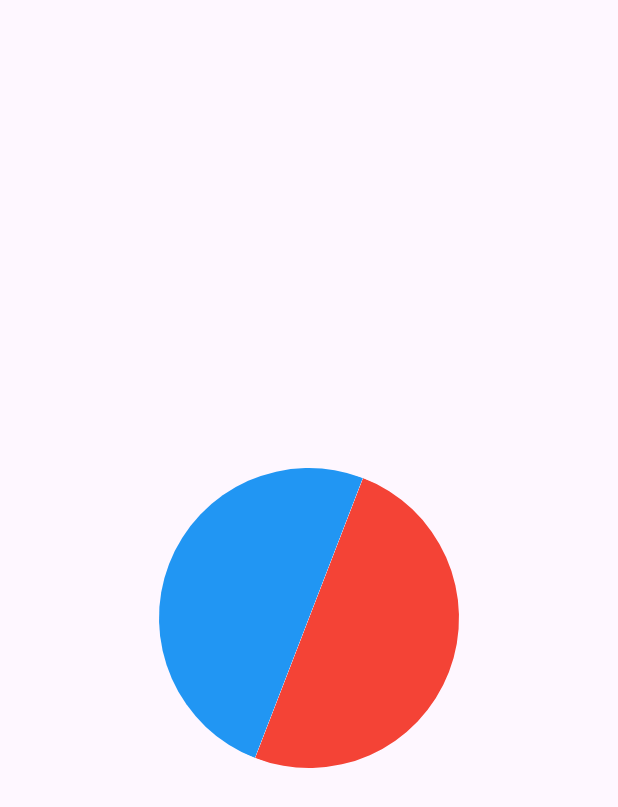
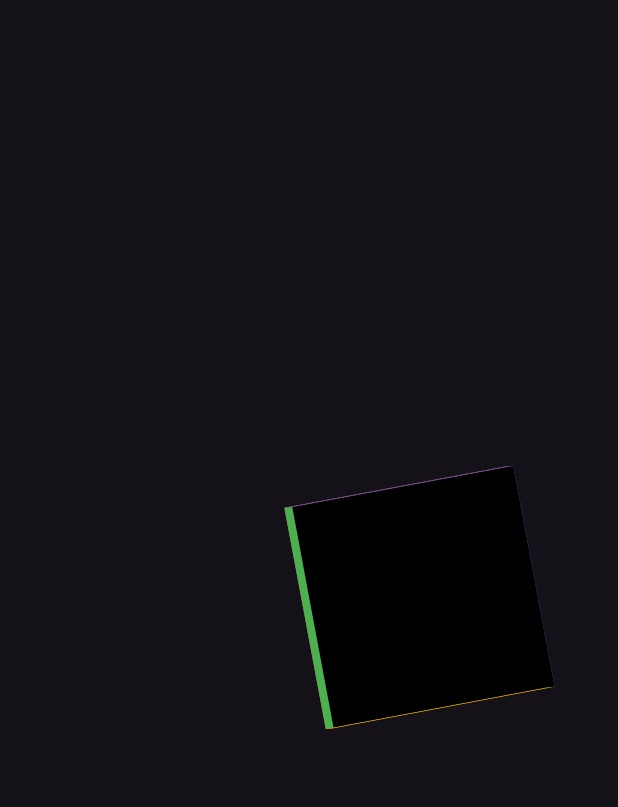
Before and after one commit to khanadnan10/flutter-animation, a Flutter app: the screen it shows after launch, on a phone screen of 412 x 824 dp. Shown: the top 807 px of the screen. Run offline on Flutter 3.47's test engine with Material 3 defaults, Android fonts, the phone set to English and light mode, and no system bars.

Commit message:
3d animation

```diff
--- a/lib/3dAnimation.dart
+++ /dev/null
@@ -1,19 +0,0 @@
-import 'package:flutter/material.dart';
-
-class ThreeDAnimation extends StatefulWidget {
-  const ThreeDAnimation({super.key});
-
-  @override
-  State<ThreeDAnimation> createState() => _ThreeDAnimationState();
-}
-
-class _ThreeDAnimationState extends State<ThreeDAnimation> {
-  @override
-  Widget build(BuildContext context) {
-    return Scaffold(
-      body: Center(
-        child: Container(),
-      ),
-    );
-  }
-}
--- /dev/null
+++ b/lib/ThreedAnimation.dart
@@ -0,0 +1,139 @@
+import 'package:flutter/material.dart';
+import 'package:vector_math/vector_math_64.dart' show Vector3;
+import 'dart:math' show pi;
+
+class ThreeDAnimation extends StatefulWidget {
+  const ThreeDAnimation({super.key});
+
+  @override
+  State<ThreeDAnimation> createState() => _ThreeDAnimationState();
+}
+
+const vh = 150.0;
+
+class _ThreeDAnimationState extends State<ThreeDAnimation>
+    with TickerProviderStateMixin {
+  late AnimationController _xController;
+  late AnimationController _yController;
+  late AnimationController _zController;
+  late Tween<double> _animation;
+
+  @override
+  void initState() {
+    super.initState();
+    _xController = AnimationController(
+      vsync: this,
+      duration: const Duration(seconds: 10),
+    );
+    _yController = AnimationController(
+      vsync: this,
+      duration: const Duration(seconds: 10),
+    );
+    _zController = AnimationController(
+      vsync: this,
+      duration: const Duration(seconds: 10),
+    );
+    // animation
+    _animation = Tween<double>(begin: 0, end: 2 * pi);
+  }
+
+  @override
+  void dispose() {
+    _xController.dispose();
+    _yController.dispose();
+    _zController.dispose();
+    super.dispose();
+  }
+
+  @override
+  Widget build(BuildContext context) {
+    _xController
+      ..reset()
+      ..repeat();
+    _yController
+      ..reset()
+      ..repeat();
+    _zController
+      ..reset()
+      ..repeat();
+    return Scaffold(
+      body: Center(
+        child: AnimatedBuilder(
+          animation: Listenable.merge([
+            _xController,
+            _yController,
+            _zController,
+          ]),
+          builder: (context, child) {
+            return Transform(
+              alignment: Alignment.center,
+              transform: Matrix4.identity()
+                ..rotateX(_animation.evaluate(_xController))
+                ..rotateY(_animation.evaluate(_yController))
+                ..rotateZ(_animation.evaluate(_zController)),
+              child: Stack(
+                children: [
+                  // back box
+                  Transform(
+                    transform: Matrix4.identity()
+                      ..translate(
+                        Vector3(0, 0, -vh),
+                      ),
+                    child: Container(
+                      height: vh,
+                      width: vh,
+                      color: Colors.blue,
+                    ),
+                  ),
+                  //top box
+                  Container(
+                    height: vh,
+                    width: vh,
+                    color: Colors.red,
+                  ),
+                  //back box
+                  Transform(
+                    alignment: Alignment.centerLeft,
+                    transform: Matrix4.identity()..rotateY(pi / 2),
+                    child: Container(
+                      height: vh,
+                      width: vh,
+                      color: Colors.green,
+                    ),
+                  ),
+                  Transform(
+                    alignment: Alignment.centerRight,
+                    transform: Matrix4.identity()..rotateY(-pi / 2),
+                    child: Container(
+                      height: vh,
+                      width: vh,
+                      color: Colors.black,
+                    ),
+                  ),
+                  Transform(
+                    alignment: Alignment.topCenter,
+                    transform: Matrix4.identity()..rotateX(-pi / 2),
+                    child: Container(
+                      height: vh,
+                      width: vh,
+                      color: Colors.purple,
+                    ),
+                  ),
+                  Transform(
+                    alignment: Alignment.bottomCenter,
+                    transform: Matrix4.identity()..rotateX(pi / 2),
+                    child: Container(
+                      height: vh,
+                      width: vh,
+                      color: Colors.amber,
+                    ),
+                  ),
+                ],
+              ),
+            );
+          },
+        ),
+      ),
+    );
+  }
+}
--- a/lib/main.dart
+++ b/lib/main.dart
@@ -1,5 +1,5 @@
 import 'package:flutter/material.dart';
-import 'package:learnanimation/chainedAnimation.dart';
+import 'package:learnanimation/ThreedAnimation.dart';
 
 void main() {
   runApp(const MyApp());
@@ -15,11 +15,10 @@ class MyApp extends StatelessWidget {
     return MaterialApp(
       debugShowCheckedModeBanner: false,
       title: 'Flutter Demo',
-      theme: ThemeData(
-        colorScheme: ColorScheme.fromSeed(seedColor: Colors.deepPurple),
+      theme: ThemeData.dark(
         useMaterial3: true,
       ),
-      home: const ChainedAnimationCurveClippers(),
+      home: const ThreeDAnimation(),
     );
   }
 }
--- a/pubspec.yaml
+++ b/pubspec.yaml
@@ -35,6 +35,7 @@ dependencies:
   # The following adds the Cupertino Icons font to your application.
   # Use with the CupertinoIcons class for iOS style icons.
   cupertino_icons: ^1.0.6
+  vector_math: ^2.1.4
 
 dev_dependencies:
   flutter_test:
```
Also changed, not shown: pubspec.lock.
